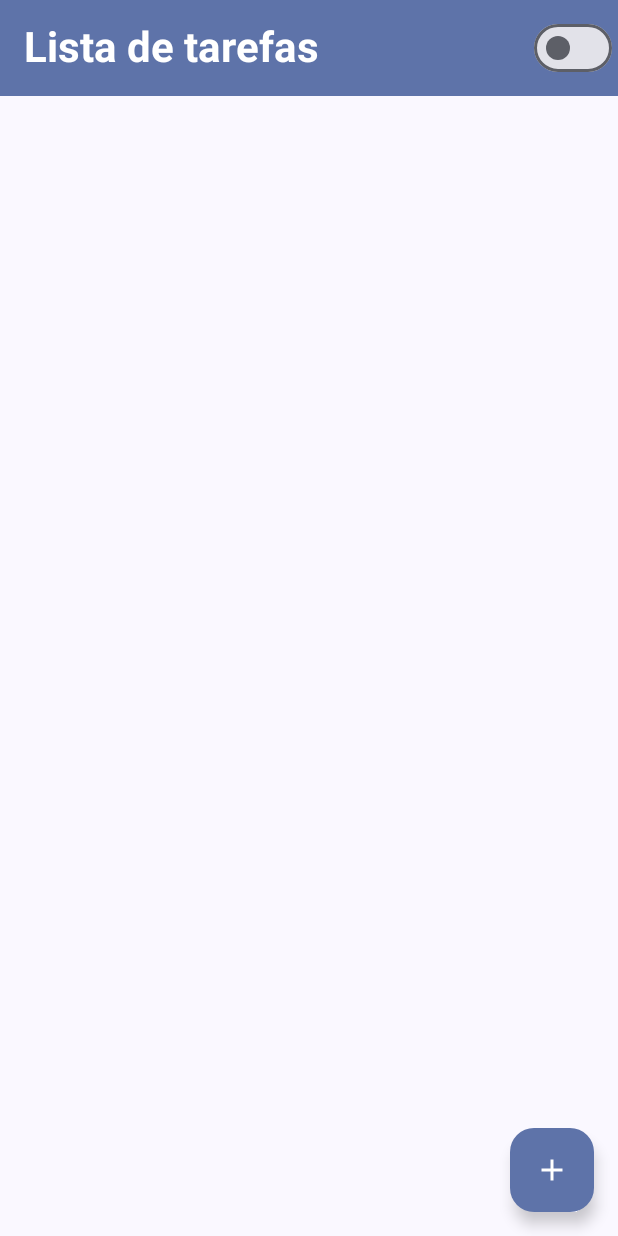
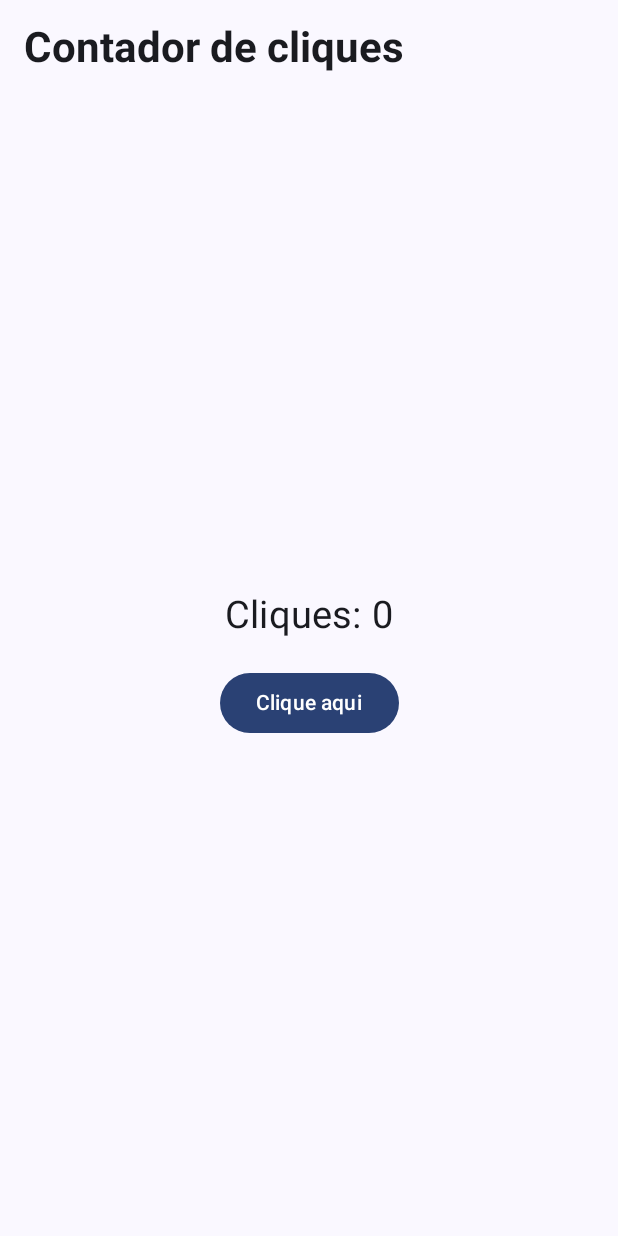
Before and after one commit to willonf/jetpack-compose, an Android app built with Jetpack Compose: the screen it shows after launch (MainActivity), on a phone screen of 412 x 824 dp. Run offline under Robolectric (Android 15) with nearby library versions, the phone set to English and light mode, and no system bars; our stand-ins replace Firebase (no records; nobody signed in at launch, a user with empty details on screens opened directly).

Commit message:
Click counter

```diff
--- a/app/src/main/java/com/example/applications/MainActivity.kt
+++ b/app/src/main/java/com/example/applications/MainActivity.kt
@@ -1,17 +1,43 @@
 package com.example.applications
 
 
+import android.annotation.SuppressLint
 import android.content.Context
 import android.os.Bundle
 import androidx.activity.ComponentActivity
 import androidx.activity.compose.setContent
 import androidx.activity.enableEdgeToEdge
+import androidx.compose.foundation.layout.Arrangement
+import androidx.compose.foundation.layout.Column
+import androidx.compose.foundation.layout.fillMaxSize
+import androidx.compose.foundation.layout.padding
+import androidx.compose.material3.Button
+import androidx.compose.material3.ExperimentalMaterial3Api
+import androidx.compose.material3.MaterialTheme
+import androidx.compose.material3.Scaffold
+import androidx.compose.material3.Switch
+import androidx.compose.material3.Text
+import androidx.compose.material3.TopAppBar
+import androidx.compose.material3.TopAppBarDefaults.topAppBarColors
+import androidx.compose.runtime.Composable
 import androidx.compose.runtime.collectAsState
 import androidx.compose.runtime.getValue
+import androidx.compose.runtime.mutableIntStateOf
 import androidx.compose.runtime.remember
+import androidx.compose.runtime.rememberCoroutineScope
+import androidx.compose.runtime.setValue
+import androidx.compose.ui.Alignment
+import androidx.compose.ui.Modifier
+import androidx.compose.ui.graphics.Color
+import androidx.compose.ui.platform.LocalContext
+import androidx.compose.ui.text.font.FontWeight
+import androidx.compose.ui.tooling.preview.Preview
+import androidx.compose.ui.unit.dp
+import androidx.compose.ui.unit.sp
 import androidx.datastore.core.DataStore
 import androidx.datastore.preferences.core.Preferences
 import androidx.datastore.preferences.core.booleanPreferencesKey
+import androidx.datastore.preferences.core.intPreferencesKey
 import androidx.datastore.preferences.preferencesDataStore
 import androidx.navigation.compose.NavHost
 import androidx.navigation.compose.composable
@@ -20,31 +46,76 @@ import com.example.applications.datasource.PreferencesDataStore
 import com.example.applications.ui.theme.ApplicationsTheme
 import com.example.applications.view.SaveTask
 import com.example.applications.view.TaskList
+import kotlinx.coroutines.launch
 
 val Context.dataStore: DataStore<Preferences> by preferencesDataStore(name = "settings")
 
 object PreferencesKeys {
     val IS_DARK_MODE = booleanPreferencesKey("darkMode")
+    val CLICKS = intPreferencesKey("clicks")
 }
 
 class MainActivity : ComponentActivity() {
+    @OptIn(ExperimentalMaterial3Api::class)
+    @SuppressLint("UnusedMaterial3ScaffoldPaddingParameter")
     override fun onCreate(savedInstanceState: Bundle?) {
         super.onCreate(savedInstanceState)
         enableEdgeToEdge()
         setContent {
-            val isDarkModeFlow = remember {
+            val clicksFlow = remember {
                 PreferencesDataStore(this).getPreference(
-                    PreferencesKeys.IS_DARK_MODE
+                    PreferencesKeys.CLICKS
                 )
             }
-            val isDarkMode by isDarkModeFlow.collectAsState(initial = false)
-            ApplicationsTheme(darkTheme = isDarkMode ?: false) {
-                val navController = rememberNavController()
-                NavHost(navController = navController, startDestination = "taskList") {
-                    composable(route = "taskList") { TaskList(navController) }
-                    composable(route = "saveTask") { SaveTask(navController) }
+            val clicks by clicksFlow.collectAsState(initial = 0)
+
+//            var clicks by remember { mutableIntStateOf(0) }
+
+            ApplicationsTheme() {
+                val context = LocalContext.current
+                val scope = rememberCoroutineScope()
+                Scaffold(
+                    topBar = {
+                        TopAppBar(
+                            title = {
+                                Text(
+                                    "Contador de cliques",
+                                    fontSize = 28.sp,
+                                    fontWeight = FontWeight.Bold,
+                                )
+                            },
+                        )
+                    }
+                ) { innerPadding ->
+                    Column(
+                        modifier = Modifier
+                            .padding(innerPadding)
+                            .fillMaxSize(),
+                        verticalArrangement = Arrangement.spacedBy(20.dp, Alignment.CenterVertically),
+                        horizontalAlignment = Alignment.CenterHorizontally,
+                    ) {
+                        Text(text = "Cliques: ${clicks ?: 0}", fontSize = 25.sp)
+
+                        Button(onClick = {
+                            scope.launch {
+                                PreferencesDataStore(context).setPreference( PreferencesKeys.CLICKS, clicks?.plus(1) ?: 0)
+                            }
+                        }) {
+                            Text("Clique aqui")
+                        }
+                    }
                 }
             }
         }
     }
 }
+
+@OptIn(ExperimentalMaterial3Api::class)
+@Preview(showSystemUi = true)
+@Composable
+fun MainPreview() {
+    ApplicationsTheme() {
+
+
+    }
+}
--- a/app/src/main/java/com/example/applications/view/TaskList.kt
+++ b/app/src/main/java/com/example/applications/view/TaskList.kt
@@ -1,8 +1,10 @@
 package com.example.applications.view
 
 import android.annotation.SuppressLint
+import androidx.compose.foundation.layout.Row
 import androidx.compose.material.icons.Icons
 import androidx.compose.material.icons.filled.Add
+import androidx.compose.material3.Button
 import androidx.compose.material3.ExperimentalMaterial3Api
 import androidx.compose.material3.FloatingActionButton
 import androidx.compose.material3.Icon
```
